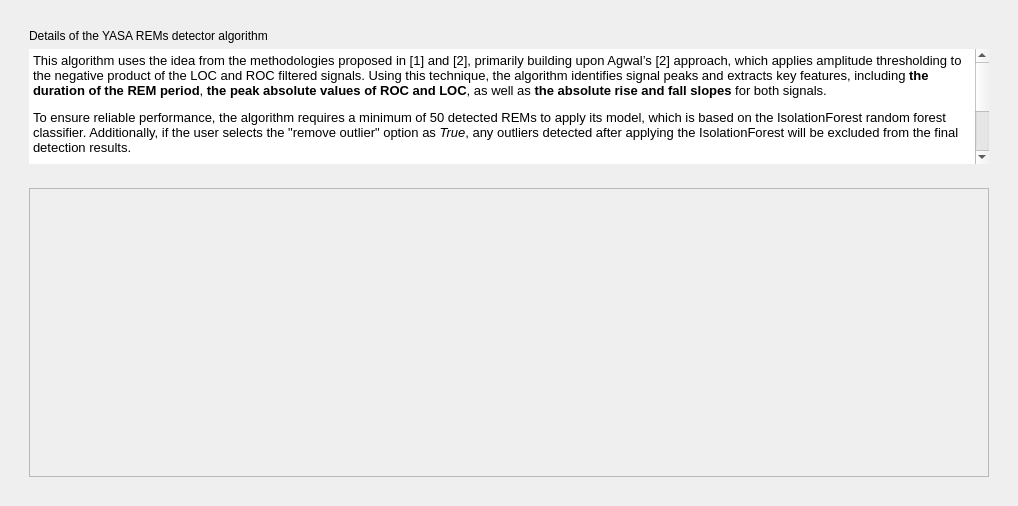
Qt form tools/CEAMSTools/DetectREMsYASA/AlgorithmDetail/Ui_AlgorithmDetail.ui (SnoozToolbox/snooz-package-ceams) before a commit.
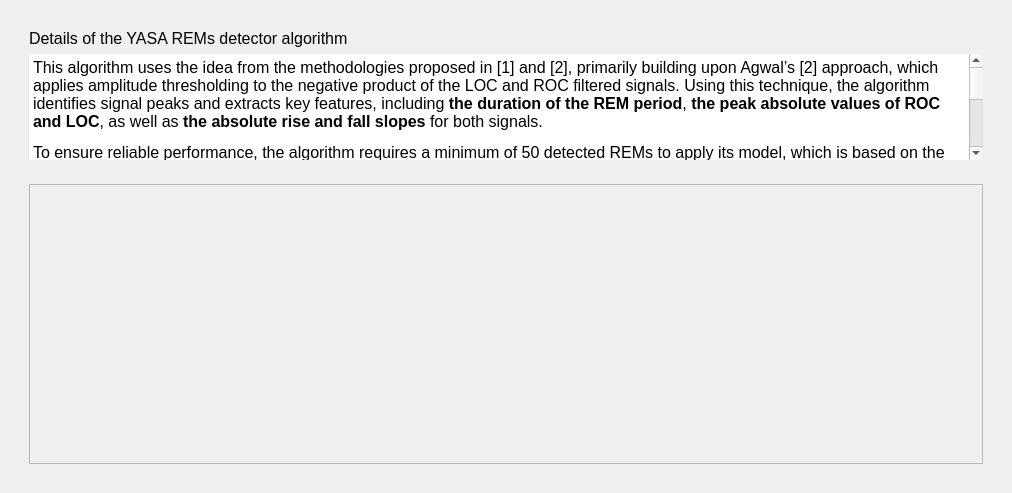
The same form after that commit. Icons and pictures are not drawn.

Commit message: Minor modification applied on the UI of the DetectREMsYASA tool

What changed in the file:
```diff
--- a/tools/CEAMSTools/DetectREMsYASA/AlgorithmDetail/Ui_AlgorithmDetail.ui
+++ b/tools/CEAMSTools/DetectREMsYASA/AlgorithmDetail/Ui_AlgorithmDetail.ui
@@ -6,8 +6,8 @@
    <rect>
     <x>0</x>
     <y>0</y>
-    <width>1018</width>
-    <height>506</height>
+    <width>1012</width>
+    <height>493</height>
    </rect>
   </property>
   <property name="windowTitle">
@@ -55,7 +55,7 @@
               <number>0</number>
              </property>
              <property name="text">
-              <string>Details of the YASA REMs detector algorithm</string>
+              <string>&lt;html&gt;&lt;head/&gt;&lt;body&gt;&lt;p&gt;&lt;span style=&quot; font-size:12pt;&quot;&gt;Details of the YASA REMs detector algorithm&lt;/span&gt;&lt;/p&gt;&lt;/body&gt;&lt;/html&gt;</string>
              </property>
             </widget>
            </item>
@@ -78,11 +78,11 @@
 li.unchecked::marker { content: &quot;\2610&quot;; }
 li.checked::marker { content: &quot;\2612&quot;; }
 &lt;/style&gt;&lt;/head&gt;&lt;body style=&quot; font-family:'Roboto-Regular'; font-size:10pt; font-weight:400; font-style:normal;&quot;&gt;
-&lt;p style=&quot; margin-top:12px; margin-bottom:12px; margin-left:0px; margin-right:0px; -qt-block-indent:0; text-indent:0px;&quot;&gt;This algorithm uses the idea from the methodologies proposed in [1] and [2], primarily building upon Agwal’s [2] approach, which applies amplitude thresholding to the negative product of the LOC and ROC filtered signals. Using this technique, the algorithm identifies signal peaks and extracts key features, including &lt;span style=&quot; font-weight:700;&quot;&gt;the duration of the REM period&lt;/span&gt;, &lt;span style=&quot; font-weight:700;&quot;&gt;the peak absolute values of ROC and LOC&lt;/span&gt;, as well as &lt;span style=&quot; font-weight:700;&quot;&gt;the absolute rise and fall slopes&lt;/span&gt; for both signals.&lt;/p&gt;
-&lt;p style=&quot; margin-top:12px; margin-bottom:12px; margin-left:0px; margin-right:0px; -qt-block-indent:0; text-indent:0px;&quot;&gt;To ensure reliable performance, the algorithm requires a minimum of 50 detected REMs to apply its model, which is based on the IsolationForest random forest classifier. Additionally, if the user selects the &amp;quot;remove outlier&amp;quot; option as &lt;span style=&quot; font-style:italic;&quot;&gt;True&lt;/span&gt;, any outliers detected after applying the IsolationForest will be excluded from the final detection results.&lt;/p&gt;
-&lt;p style=&quot; margin-top:12px; margin-bottom:12px; margin-left:0px; margin-right:0px; -qt-block-indent:0; text-indent:0px;&quot;&gt;&lt;span style=&quot; font-weight:600;&quot;&gt;Usage points&lt;/span&gt;&lt;/p&gt;
-&lt;p style=&quot; margin-top:12px; margin-bottom:12px; margin-left:0px; margin-right:0px; -qt-block-indent:0; text-indent:0px;&quot;&gt;- All output parameters of this algorithm are computed using the filtered LOC and ROC signals. The filtering process is based on the thresholds defined in the &lt;span style=&quot; font-style:italic;&quot;&gt;DetectionStep&lt;/span&gt;.&lt;/p&gt;
-&lt;p style=&quot; margin-top:12px; margin-bottom:12px; margin-left:0px; margin-right:0px; -qt-block-indent:0; text-indent:0px;&quot;&gt;- For optimal results, the user should apply this detection only to artifact-free REM sleep data.&lt;/p&gt;&lt;/body&gt;&lt;/html&gt;</string>
+&lt;p style=&quot; margin-top:12px; margin-bottom:12px; margin-left:0px; margin-right:0px; -qt-block-indent:0; text-indent:0px;&quot;&gt;&lt;span style=&quot; font-size:12pt;&quot;&gt;This algorithm uses the idea from the methodologies proposed in [1] and [2], primarily building upon Agwal’s [2] approach, which applies amplitude thresholding to the negative product of the LOC and ROC filtered signals. Using this technique, the algorithm identifies signal peaks and extracts key features, including &lt;/span&gt;&lt;span style=&quot; font-size:12pt; font-weight:700;&quot;&gt;the duration of the REM period&lt;/span&gt;&lt;span style=&quot; font-size:12pt;&quot;&gt;, &lt;/span&gt;&lt;span style=&quot; font-size:12pt; font-weight:700;&quot;&gt;the peak absolute values of ROC and LOC&lt;/span&gt;&lt;span style=&quot; font-size:12pt;&quot;&gt;, as well as &lt;/span&gt;&lt;span style=&quot; font-size:12pt; font-weight:700;&quot;&gt;the absolute rise and fall slopes&lt;/span&gt;&lt;span style=&quot; font-size:12pt;&quot;&gt; for both signals.&lt;/span&gt;&lt;/p&gt;
+&lt;p style=&quot; margin-top:12px; margin-bottom:12px; margin-left:0px; margin-right:0px; -qt-block-indent:0; text-indent:0px;&quot;&gt;&lt;span style=&quot; font-size:12pt;&quot;&gt;To ensure reliable performance, the algorithm requires a minimum of 50 detected REMs to apply its model, which is based on the IsolationForest random forest classifier. Additionally, if the user selects the &amp;quot;remove outlier&amp;quot; option as &lt;/span&gt;&lt;span style=&quot; font-size:12pt; font-style:italic;&quot;&gt;True&lt;/span&gt;&lt;span style=&quot; font-size:12pt;&quot;&gt;, any outliers detected after applying the IsolationForest will be excluded from the final detection results.&lt;/span&gt;&lt;/p&gt;
+&lt;p style=&quot; margin-top:12px; margin-bottom:12px; margin-left:0px; margin-right:0px; -qt-block-indent:0; text-indent:0px;&quot;&gt;&lt;span style=&quot; font-size:12pt; font-weight:600;&quot;&gt;Usage points&lt;/span&gt;&lt;/p&gt;
+&lt;p style=&quot; margin-top:12px; margin-bottom:12px; margin-left:0px; margin-right:0px; -qt-block-indent:0; text-indent:0px;&quot;&gt;&lt;span style=&quot; font-size:12pt;&quot;&gt;- All output parameters of this algorithm are computed using the filtered LOC and ROC signals. The filtering process is based on the thresholds defined in the &lt;/span&gt;&lt;span style=&quot; font-size:12pt; font-style:italic;&quot;&gt;DetectionStep&lt;/span&gt;&lt;span style=&quot; font-size:12pt;&quot;&gt;.&lt;/span&gt;&lt;/p&gt;
+&lt;p style=&quot; margin-top:12px; margin-bottom:12px; margin-left:0px; margin-right:0px; -qt-block-indent:0; text-indent:0px;&quot;&gt;&lt;span style=&quot; font-size:12pt;&quot;&gt;- For optimal results, the user should apply this detection only to artifact-free REM sleep data.&lt;/span&gt;&lt;/p&gt;&lt;/body&gt;&lt;/html&gt;</string>
              </property>
             </widget>
            </item>
```
The commit also changes 5 other files.
